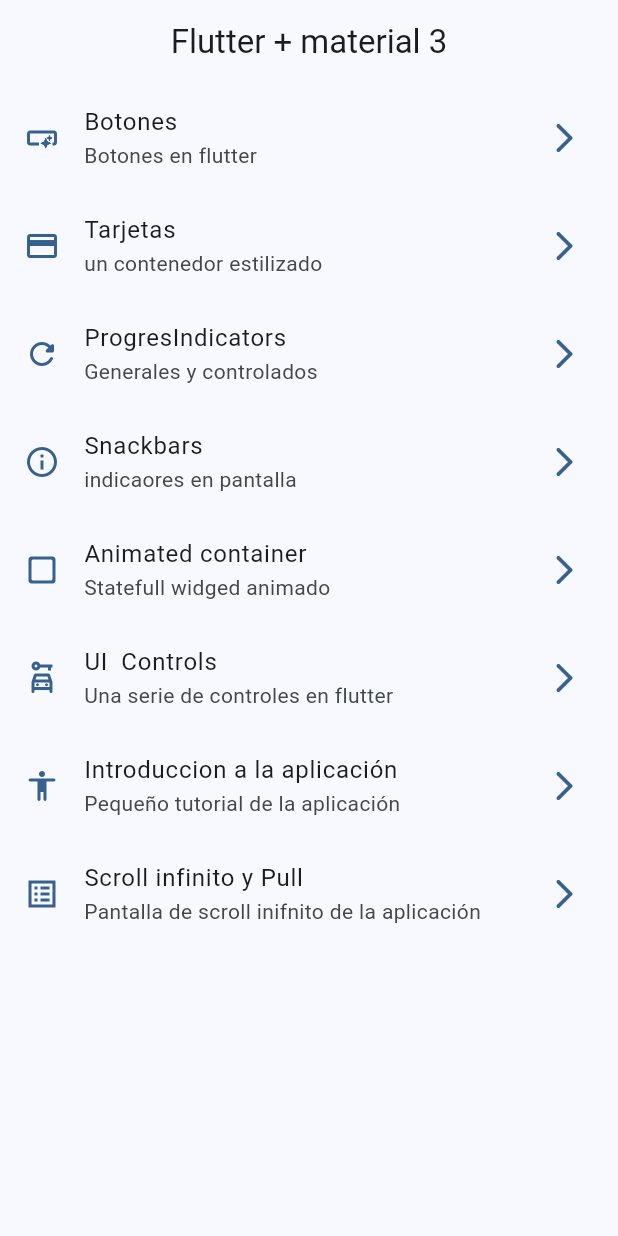
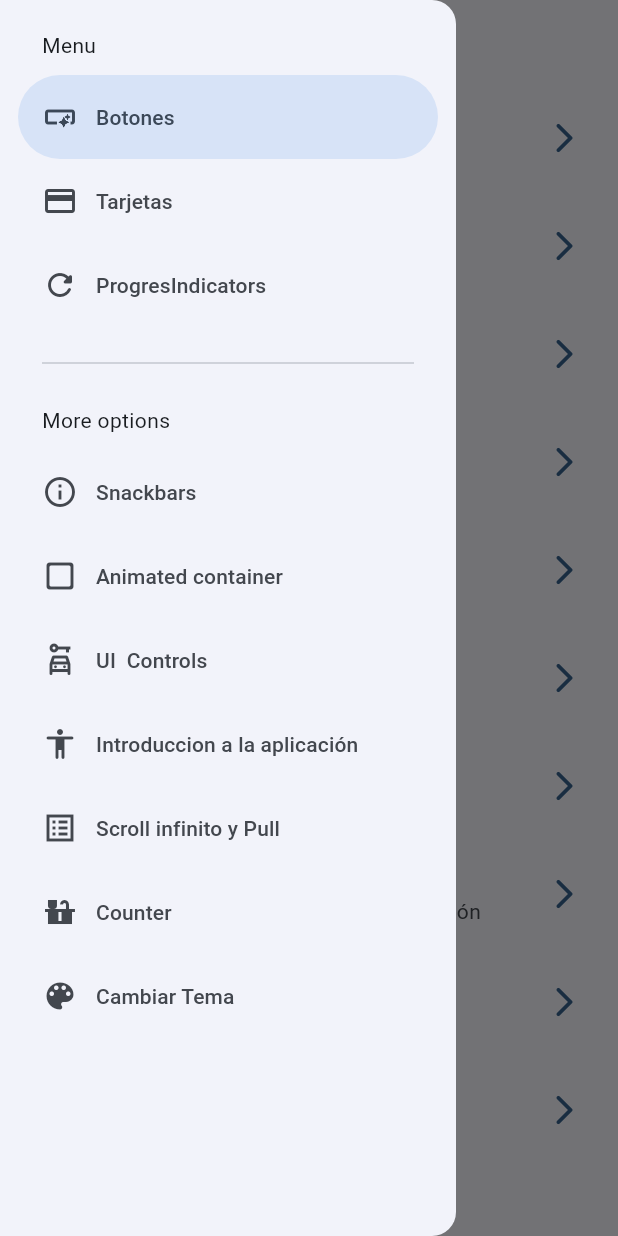
Before and after one commit to LuisMiguelCardenas/widges-app, a Flutter app: the screen it shows after launch, with the side drawer open (before the commit the screen has no drawer), on a phone screen of 412 x 824 dp. Run offline on Flutter 3.47's test engine with Material 3 defaults, Android fonts, the phone set to English and light mode, and no system bars; our stand-ins replace animate_do, flutter_riverpod, go_router.

Commit message:
antes de state notifier

```diff
--- a/lib/config/menu/menu_items.dart
+++ b/lib/config/menu/menu_items.dart
@@ -53,5 +53,15 @@
       title: 'Scroll infinito y Pull',
       subtitle: 'Pantalla de scroll inifnito de la aplicación',
       link: '/infinite',
-      icon: Icons.list_alt_sharp)
+      icon: Icons.list_alt_sharp),
+  MenuItem(
+      title: 'Counter',
+      subtitle: 'Contador con riverpod',
+      link: '/counter',
+      icon: Icons.countertops),
+        MenuItem(
+      title: 'Cambiar Tema',
+      subtitle: 'Cambiar el tema de la aplicacion',
+      link: '/theme-changer',
+      icon: Icons.color_lens)
 ];
--- a/lib/config/router/app_router.dart
+++ b/lib/config/router/app_router.dart
@@ -50,5 +50,15 @@
       path: '/infinite',
       builder: (context, state) => const InfiniteScrollScreen(),
     ),
+    GoRoute(
+      name: CounterScreen.name,
+      path: '/counter',
+      builder: (context, state) => const CounterScreen(),
+    ),
+        GoRoute(
+      name: ThemeChangerScreen.name,
+      path: '/theme-changer',
+      builder: (context, state) => const ThemeChangerScreen(),
+    ),
   ],
 );
--- a/lib/config/theme/app_them.dart
+++ b/lib/config/theme/app_them.dart
@@ -12,18 +12,20 @@
 
 class AppTheme {
   final int selectedColor;
+  final bool isDarkTheme;
 
-  AppTheme({required this.selectedColor})
-      : assert(selectedColor >= 0, 'Selected color must be greater then 0'),
-       assert(selectedColor < colorList.length -1, 'Selected color must be less or equal than ${colorList.length} ');
+  AppTheme({
+    this.selectedColor = 0,
+    this.isDarkTheme = false,
+  })  : assert(selectedColor >= 0, 'Selected color must be greater then 0'),
+        assert(selectedColor < colorList.length - 0,
+            'Selected color must be less or equal than ${colorList.length - 1} ');
 
   ThemeData getTheme() {
     return ThemeData(
         useMaterial3: true,
+        brightness: isDarkTheme ? Brightness.dark : Brightness.light,
         colorSchemeSeed: colorList[selectedColor],
-        appBarTheme: const AppBarTheme(
-          centerTitle: true
-        )
-        );
+        appBarTheme: const AppBarTheme(centerTitle: true));
   }
 }
--- a/lib/main.dart
+++ b/lib/main.dart
@@ -1,23 +1,30 @@
 import 'package:flutter/material.dart';
+import 'package:flutter_riverpod/flutter_riverpod.dart';
 import 'package:widges_app/config/router/app_router.dart';
 import 'package:widges_app/config/theme/app_them.dart';
+import 'package:widges_app/presentation/providers/theme_provider.dart';
+
+void main() {
+  runApp(const ProviderScope(child: MainApp()));
+}
+
+class MainApp extends ConsumerWidget {
+  const MainApp({super.key});
 
 
-void main() {
-  runApp(const MainApp());
-}
 
-class MainApp extends StatelessWidget {
-  const MainApp({super.key});
 
   @override
-  Widget build(BuildContext context) {
+  Widget build(BuildContext context, ref) {
+
+    final bool isDarkmode = ref.watch(isDarkmodeProvider);
+     final int selectedColor = ref.watch(selectedColorProvider);
+
     return MaterialApp.router(
       title: 'Flutter widges',
       routerConfig: appRouter,
       debugShowCheckedModeBanner: false,
-      theme: AppTheme( selectedColor: 0).getTheme(),
-
+      theme: AppTheme(selectedColor: selectedColor, isDarkTheme: isDarkmode).getTheme(),
     );
   }
 }
--- /dev/null
+++ b/lib/presentation/providers/counter_provider.dart
@@ -0,0 +1,3 @@
+import 'package:flutter_riverpod/flutter_riverpod.dart';
+
+final counterProvider = StateProvider<int>((ref) => 5);
--- /dev/null
+++ b/lib/presentation/providers/theme_provider.dart
@@ -0,0 +1,11 @@
+import 'package:flutter_riverpod/flutter_riverpod.dart';
+import 'package:widges_app/config/theme/app_them.dart';
+
+// Listado de colores inmutable
+final colorListProvider = Provider((ref) => colorList);
+
+//Un simple booleano
+final isDarkmodeProvider = StateProvider<bool>((ref) => false);
+
+//Un simple int
+final selectedColorProvider = StateProvider<int>((ref) => 0);
--- a/lib/presentation/screens/home/home_screen.dart
+++ b/lib/presentation/screens/home/home_screen.dart
@@ -1,6 +1,7 @@
 import 'package:flutter/material.dart';
 import 'package:go_router/go_router.dart';
 import 'package:widges_app/config/menu/menu_items.dart';
+import 'package:widges_app/presentation/widgets/side_menu.dart';
 
 class HomeScreen extends StatelessWidget {
 
@@ -10,19 +11,22 @@
 
   @override
   Widget build(BuildContext context) {
+
+    final scaffoldKey = GlobalKey<ScaffoldState>();
+
     return Scaffold(
+      key: scaffoldKey,
       appBar: AppBar(
         title: const Text('Flutter + material 3'),
       ),
       body: const _HomeView(),
+      drawer: SideMenu(scaffoldKey: scaffoldKey),
     );
   }
 }
 
 class _HomeView extends StatelessWidget {
-  const _HomeView({
-    super.key,
-  });
+  const _HomeView();
 
   @override
   Widget build(BuildContext context) {
--- a/lib/presentation/screens/screens.dart
+++ b/lib/presentation/screens/screens.dart
@@ -1,3 +1,5 @@
+export  'package:widges_app/presentation/screens/theme_changer/theme_changer_screen.dart';
+export 'package:widges_app/presentation/screens/counter/counter_screen.dart';
 export  'package:widges_app/presentation/screens/buttons/buttons_screen.dart';
 export  'package:widges_app/presentation/screens/cards/cards_screen.dart';
 export  'package:widges_app/presentation/screens/home/home_screen.dart';
--- /dev/null
+++ b/lib/presentation/widgets/side_menu.dart
@@ -0,0 +1,57 @@
+import 'package:flutter/material.dart';
+import 'package:go_router/go_router.dart';
+import 'package:widges_app/config/menu/menu_items.dart';
+
+class SideMenu extends StatefulWidget {
+
+  final  GlobalKey<ScaffoldState> scaffoldKey;
+
+
+  const SideMenu({super.key, required this.scaffoldKey});
+
+  @override
+  State<SideMenu> createState() => _SideMenuState();
+}
+
+class _SideMenuState extends State<SideMenu> {
+  int navDrawerIndex = 0;
+
+  @override
+  Widget build(BuildContext context) {
+    final hasNotch = MediaQuery.of(context).viewPadding.top > 35;
+
+    return NavigationDrawer(
+        selectedIndex: navDrawerIndex,
+        onDestinationSelected: (value) {
+
+          setState(() {
+            navDrawerIndex = value;
+          });
+
+          final menuItem = appMenuItems[value];
+            context.push( menuItem.link);
+
+          widget.scaffoldKey.currentState?.closeDrawer();
+        },
+        children: [
+          Padding(
+              padding: EdgeInsets.fromLTRB(28, hasNotch ? 0 : 20, 16, 10),
+              child: const Text('Menu')),
+          ...appMenuItems.sublist(0, 3).map(
+                (item) => NavigationDrawerDestination(
+                    icon: Icon(item.icon), label: Text(item.title)),
+              ),
+          const Padding(
+            padding: EdgeInsets.fromLTRB(28, 16, 28, 10),
+            child: Divider(),
+          ),
+          const Padding(
+              padding: EdgeInsets.fromLTRB(28, 10, 16, 10),
+              child: Text('More options')),
+          ...appMenuItems.sublist(3).map(
+                (item) => NavigationDrawerDestination(
+                    icon: Icon(item.icon), label: Text(item.title)),
+              ),
+        ]);
+  }
+}
--- a/pubspec.yaml
+++ b/pubspec.yaml
@@ -10,6 +10,7 @@
   animate_do: ^3.3.4
   flutter:
     sdk: flutter
+  flutter_riverpod: ^2.5.1
   go_router: ^14.1.4
 
 dev_dependencies:
```
Also changed, not shown: lib/presentation/screens/counter/counter_screen.dart (added, +50 -0 lines), lib/presentation/screens/theme_changer/theme_changer_screen.dart (added, +64 -0 lines), pubspec.lock.
